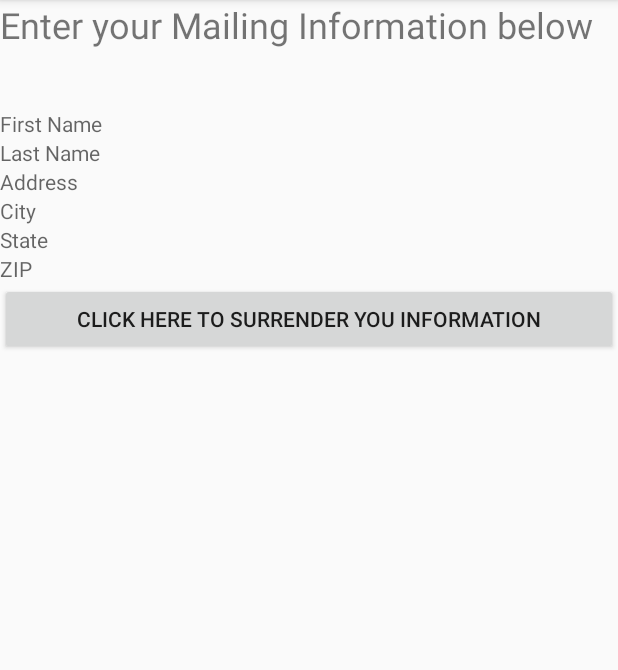
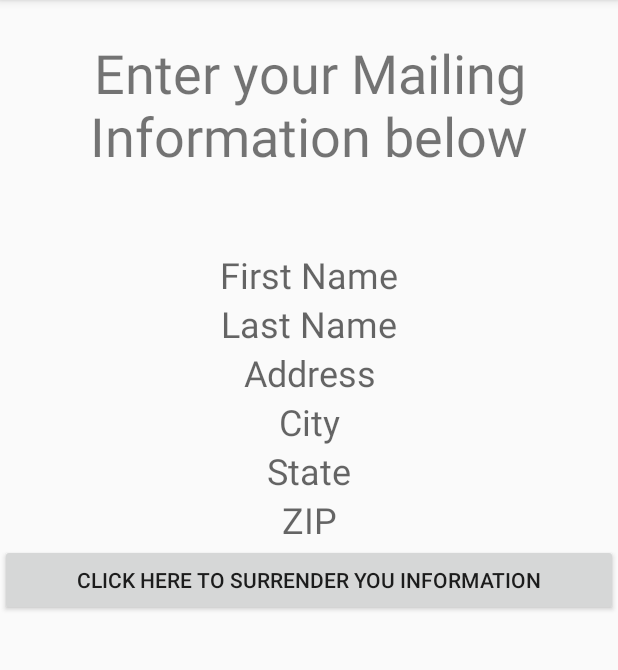
Before and after one commit to josecatalasan/Week1Daily3Calculator, an Android app: the screen it shows after launch (MainActivity), on a phone screen of 412 x 824 dp, the part 84-754 px from its top. Run offline under Robolectric (Android 15) with nearby library versions, the phone set to English and light mode, and no system bars.

Commit message:
adjusted activity_main.xml to look better

```diff
--- a/Week1Daily4Activities/app/src/main/AndroidManifest.xml
+++ b/Week1Daily4Activities/app/src/main/AndroidManifest.xml
@@ -13,7 +13,8 @@
             android:name=".InputActivity"
             android:label="@string/title_activity_input"
             android:theme="@style/AppTheme.NoActionBar"></activity>
-        <activity android:name=".MainActivity">
+        <activity android:name=".MainActivity"
+                  android:configChanges="orientation|screenSize">
             <intent-filter>
                 <action android:name="android.intent.action.MAIN" />
 
--- a/Week1Daily4Activities/app/src/main/res/layout/activity_main.xml
+++ b/Week1Daily4Activities/app/src/main/res/layout/activity_main.xml
@@ -11,14 +11,18 @@
         android:layout_width="match_parent"
         android:layout_height="wrap_content"
         android:text="@string/mailingInfo"
-        android:textSize="24sp"/>
+        android:textSize="36sp"
+        android:gravity="center"
+        android:paddingTop="24dp"/>
 
     <TextView
         android:id="@+id/tvFirstName"
         android:layout_width="match_parent"
         android:layout_height="wrap_content"
         android:hint="@string/first_name"
-        android:paddingTop="40dp"
+        android:textSize = "24sp"
+        android:gravity="center"
+        android:paddingTop="52dp"
         app:layout_constraintTop_toBottomOf="@id/tvTop"/>
 
     <TextView
@@ -26,6 +30,8 @@
         android:layout_width="match_parent"
         android:layout_height="wrap_content"
         android:hint="@string/last_name"
+        android:textSize = "24sp"
+        android:gravity="center"
         app:layout_constraintTop_toBottomOf="@id/tvFirstName"/>
 
     <TextView
@@ -33,6 +39,8 @@
         android:layout_width="match_parent"
         android:layout_height="wrap_content"
         android:hint="@string/address"
+        android:textSize = "24sp"
+        android:gravity="center"
         app:layout_constraintTop_toBottomOf="@id/tvLastName"/>
 
     <TextView
@@ -40,6 +48,8 @@
         android:layout_width="match_parent"
         android:layout_height="wrap_content"
         android:hint="@string/city"
+        android:textSize = "24sp"
+        android:gravity="center"
         app:layout_constraintTop_toBottomOf="@id/tvStreetAddress"/>
 
     <TextView
@@ -47,6 +57,8 @@
         android:layout_width="match_parent"
         android:layout_height="wrap_content"
         android:hint="@string/state"
+        android:textSize = "24sp"
+        android:gravity="center"
         app:layout_constraintTop_toBottomOf="@id/tvCity"/>
 
     <TextView
@@ -54,6 +66,8 @@
         android:layout_width="match_parent"
         android:layout_height="wrap_content"
         android:hint="@string/zip"
+        android:textSize = "24sp"
+        android:gravity="center"
         app:layout_constraintTop_toBottomOf="@id/tvState"/>
 
     <Button
```
